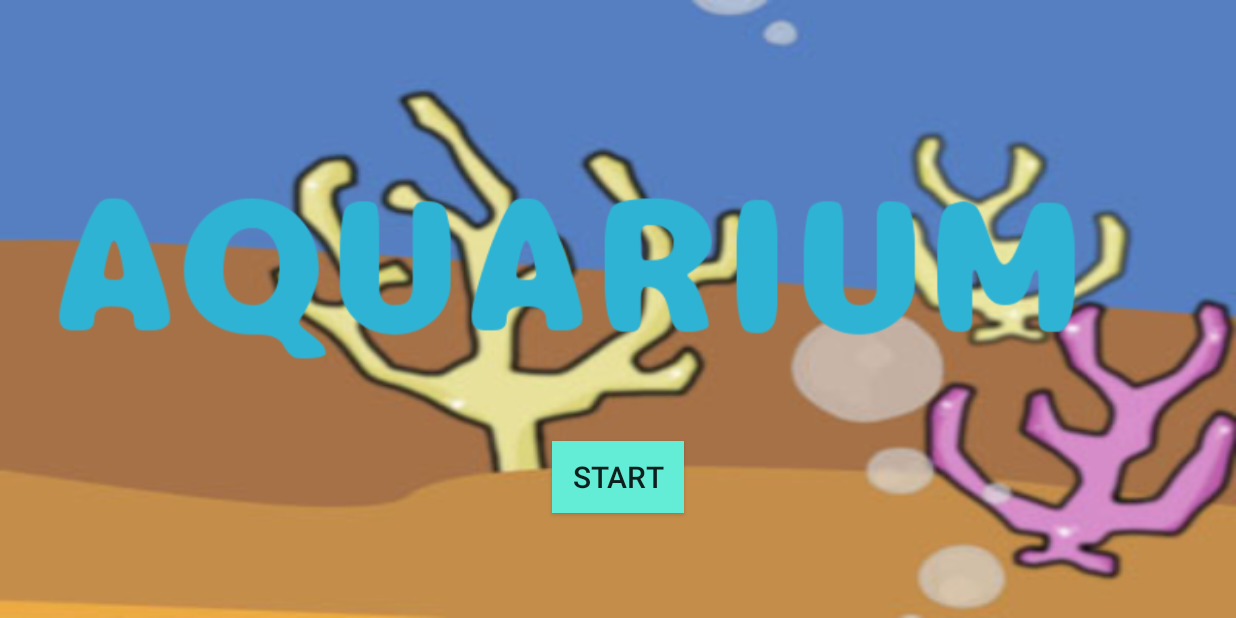
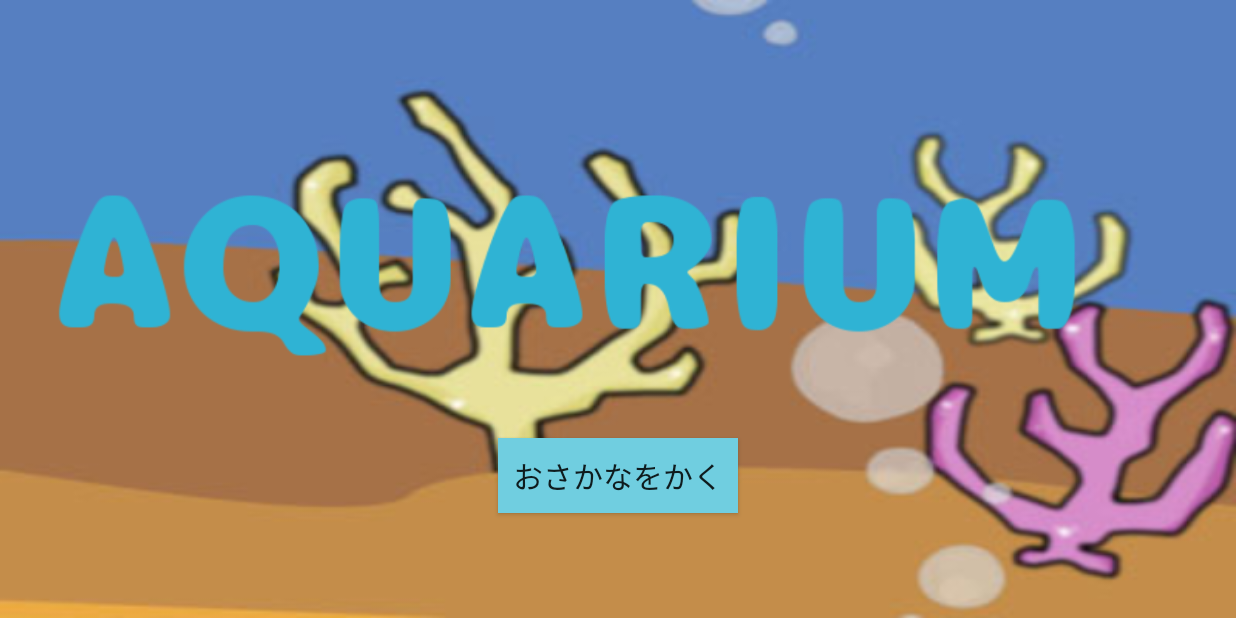
Before and after one commit to tsutsuis/Aquarium, an Android app: the screen it shows after launch (MainActivity), on a phone screen of 824 x 412 dp (held sideways). Run offline under Robolectric (Android 15) with nearby library versions, the phone set to English and light mode, and no system bars.

```diff
--- a/AquariumApplication/app/src/main/java/aw/aquariumapplication/StartView.java
+++ b/AquariumApplication/app/src/main/java/aw/aquariumapplication/StartView.java
@@ -6,10 +6,6 @@ import android.view.View;
 
 public class StartView extends View {
 
-    public StartView(Context context) {
-        super(context);
-    }
-
     public StartView(Context context, AttributeSet attrs) {
         super(context,attrs);
     }
--- a/AquariumApplication/app/src/main/res/layout/activity_drawfish.xml
+++ b/AquariumApplication/app/src/main/res/layout/activity_drawfish.xml
@@ -1,6 +1,8 @@
 <RelativeLayout xmlns:android="http://schemas.android.com/apk/res/android"
-    xmlns:tools="http://schemas.android.com/tools" android:layout_width="wrap_content"
-    android:layout_height="wrap_content" android:paddingLeft="@dimen/activity_horizontal_margin"
+    xmlns:tools="http://schemas.android.com/tools"
+    android:layout_width="wrap_content"
+    android:layout_height="wrap_content"
+    android:paddingLeft="@dimen/activity_horizontal_margin"
     android:paddingRight="@dimen/activity_horizontal_margin"
     android:paddingTop="@dimen/activity_vertical_margin"
     android:paddingBottom="@dimen/activity_vertical_margin"
--- a/AquariumApplication/app/src/main/res/layout/activity_start.xml
+++ b/AquariumApplication/app/src/main/res/layout/activity_start.xml
@@ -30,15 +30,16 @@
     <Button
         android:layout_width="wrap_content"
         android:layout_height="wrap_content"
-        android:text="Start"
+        android:text="@string/start_button"
         android:id="@+id/startbutton"
-        android:background="#64edd6"
+        android:background="#70cee0"
         android:textSize="20dp"
         android:layout_alignParentBottom="true"
         android:layout_centerHorizontal="true"
+        android:nestedScrollingEnabled="false"
+        android:onClick="startButtonClick"
         android:layout_marginBottom="70dp"
-        android:nestedScrollingEnabled="false"
-        android:onClick="startButtonClick" />
+        android:padding="10dp" />
 
     <ImageView
         android:layout_width="match_parent"
--- a/AquariumApplication/app/src/main/res/values/strings.xml
+++ b/AquariumApplication/app/src/main/res/values/strings.xml
@@ -1,6 +1,5 @@
 <resources>
     <string name="app_name">Aquarium</string>
-
-    <string name="hello_world">Hello world!</string>
+    <string name="start_button">おさかなをかく</string>
     <string name="action_settings">Settings</string>
 </resources>
```
Also changed, not shown: AquariumApplication/app/src/main/java/aw/aquariumapplication/MainActivity.java (+31 -22 lines), AquariumApplication/app/src/main/java/aw/aquariumapplication/SwimFishView.java (+5 -3 lines), AquariumApplication/app/src/main/res/layout/activity_swimfish.xml (added, +13 -0 lines).
